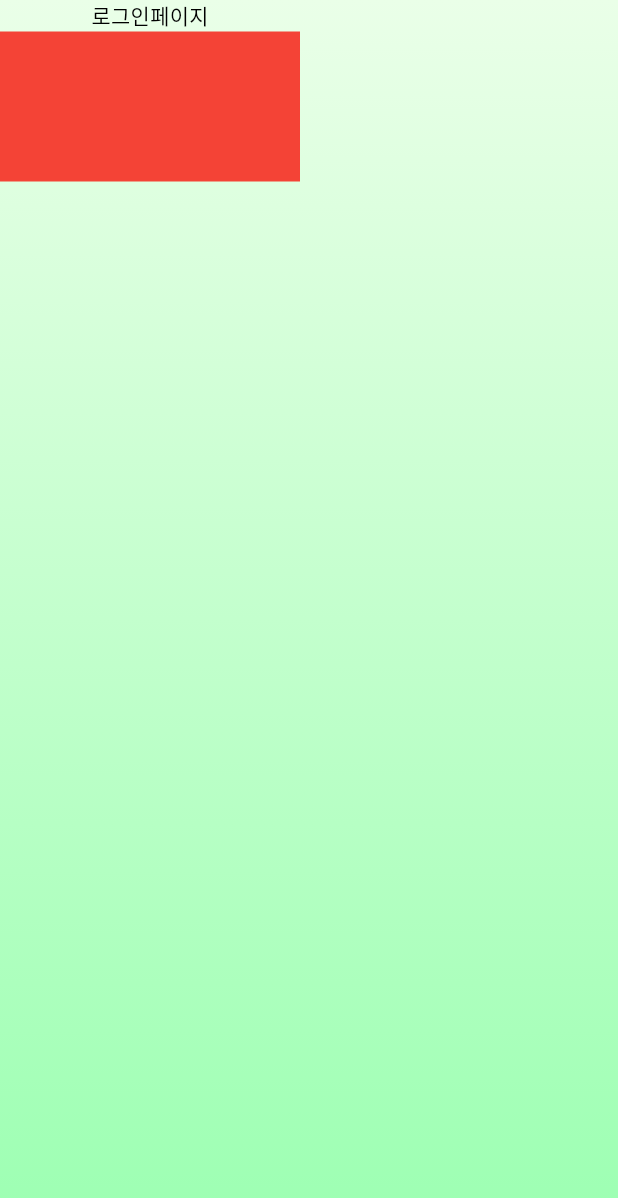
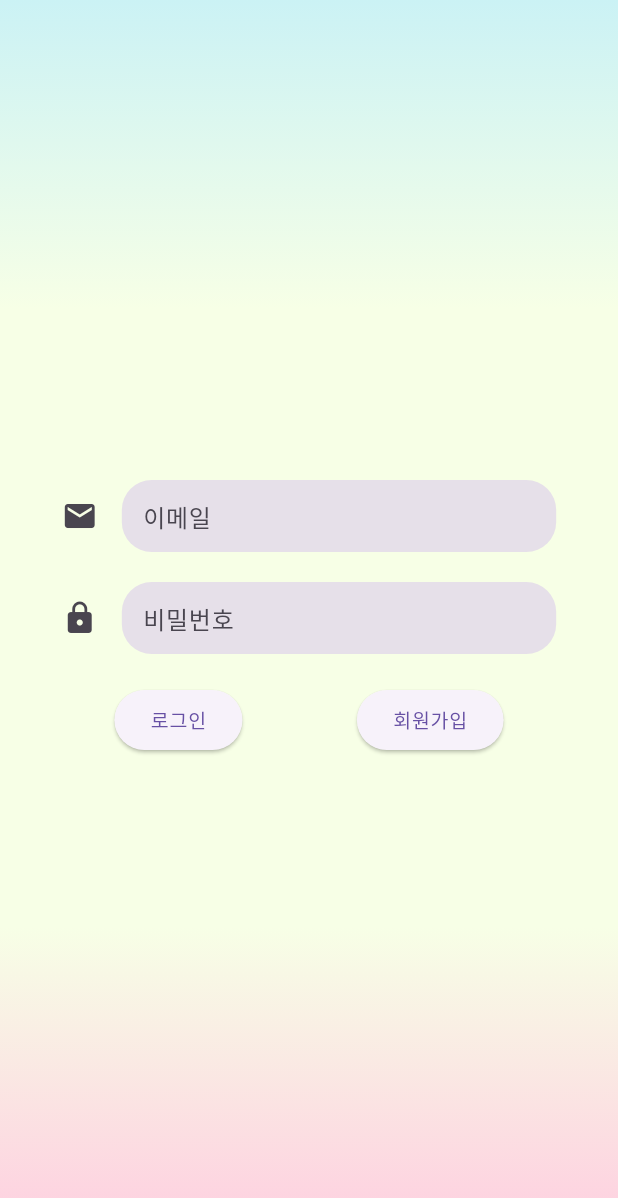
Before and after one commit to jgh05168/GingGing, a Flutter app: the screen it shows after launch, on a phone screen of 412 x 824 dp. Shown: the top 1198 px of the screen. Run offline on Flutter 3.47's test engine with Material 3 defaults, Android fonts, the phone set to English and light mode, and no system bars; our stand-ins replace fluttertoast, font_awesome_flutter, go_router; Roboto replaces fonts that are missing (YeonSung, yeonSung).

Commit message:
[FE] Feat : 로그인, 회원가입 페이지 UI 구성 및 배경색 변경 (#6)

```diff
--- /dev/null
+++ b/frontend/devtools_options.yaml
@@ -0,0 +1 @@
+extensions:
--- a/frontend/lib/core/theme/constant/app_icons.dart
+++ b/frontend/lib/core/theme/constant/app_icons.dart
@@ -1,5 +1,4 @@
 class AppIcons {
-
   static const String earth_1 = "assets/images/earth_1.png";
   static const String earth_2 = "assets/images/earth_2.png";
   static const String earth_3 = "assets/images/earth_3.png";
@@ -18,7 +17,8 @@ class AppIcons {
   static const String intro_forest = "assets/images/intro_forest.PNG";
   static const String intro_sentnece = "assets/images/intro_sentence.png";
   static const String intro_space = "assets/images/intro_space.PNG";
-  static const String intro_speak_bubble = "assets/images/intro_speak_bubble.png";
+  static const String intro_speak_bubble =
+      "assets/images/intro_speak_bubble.png";
   static const String intro_spacedevil = "assets/images/intro_spacedevil.png";
   static const String intro_trash_1 = "assets/images/intro_trash_1.png";
   static const String intro_trash_2 = "assets/images/intro_trash_2.png";
@@ -28,4 +28,5 @@ class AppIcons {
 
   static const String gging = "assets/images/gging.png";
   static const String intersect = "assets/images/intersect.png";
+  static const String flogging_logo = "assets/images/flogging_logo.png";
 }
--- a/frontend/lib/main.dart
+++ b/frontend/lib/main.dart
@@ -28,16 +28,19 @@ class _MyAppState extends State<MyApp> {
   @override
   Widget build(BuildContext context) {
     return MaterialApp(
-      home: MyHomePage(),
+      home: const MyHomePage(),
       builder: (context, child) {
         return Container(
-          decoration: BoxDecoration(
+          decoration: const BoxDecoration(
             gradient: LinearGradient(
               begin: Alignment.topCenter, // 그라데이션 시작 위치
               end: Alignment.bottomCenter, // 그라데이션 끝 위치
               colors: [
-                Color(0xFFEAFFE8), // HEX 색상 코드
-                Color(0xFF9CFFB2),
+                Color.fromRGBO(203, 242, 245, 1),
+                Color.fromRGBO(247, 255, 230, 1),
+                Color.fromRGBO(247, 255, 230, 1),
+                Color.fromRGBO(247, 255, 230, 1),
+                Color.fromRGBO(254, 206, 224, 1),
               ], // 그라데이션 색상 배열
             ),
           ), // 전체 배경색으로 파란색 설정
--- a/frontend/lib/router/router_path.dart
+++ b/frontend/lib/router/router_path.dart
@@ -1,7 +1,9 @@
-class RoutePath{
-
+class RoutePath {
   //  로그인 페이지
   static const String login = '/login';
+
+  //  회원가입 페이지
+  static const String singUp = '/signUp';
 
   //  인트로 페이지
   static const String intro = '/intro';
--- a/frontend/lib/router/routes.dart
+++ b/frontend/lib/router/routes.dart
@@ -4,6 +4,7 @@ import 'package:frontend/screens/history/history_screen.dart';
 import 'package:frontend/screens/intro/intro_screen.dart';
 import 'package:frontend/screens/main/main_screen.dart';
 import 'package:frontend/screens/member/login_screen.dart';
+import 'package:frontend/screens/member/signup_screen.dart';
 import 'package:frontend/screens/plogging/ready_plogging.dart';
 import 'package:frontend/screens/ranking/ranking_screen.dart';
 import 'package:go_router/go_router.dart';
@@ -11,39 +12,43 @@ import 'package:go_router/go_router.dart';
 final GoRouter globalRouter = GoRouter(
   routes: [
     GoRoute(
+        path: RoutePath.singUp,
+        name: 'singup',
+        builder: (context, state) => const SignUpScreen()),
+    GoRoute(
       path: RoutePath.login,
       name: 'login',
-      builder: (context, state) => LoginScreen(),
+      builder: (context, state) => const LoginScreen(),
     ),
     GoRoute(
       path: RoutePath.intro,
       name: 'intro',
-      builder: (context, state) => IntroScreen(),
+      builder: (context, state) => const IntroScreen(),
     ),
     GoRoute(
       path: RoutePath.main,
       name: 'main',
-      builder: (context, state) => MainScreen(),
+      builder: (context, state) => const MainScreen(),
     ),
     GoRoute(
       path: RoutePath.ranking,
       name: 'ranking',
-      builder: (context, state) => RankingScreen(),
+      builder: (context, state) => const RankingScreen(),
     ),
     GoRoute(
       path: RoutePath.history,
       name: 'history',
-      builder: (context, state) => HistoryScreen(),
+      builder: (context, state) => const HistoryScreen(),
     ),
     GoRoute(
       path: RoutePath.campaign,
       name: 'campaign',
-      builder: (context, state) => CampaignScreen(),
+      builder: (context, state) => const CampaignScreen(),
     ),
     GoRoute(
       path: RoutePath.ploggingReady,
       name: 'ploggingReady',
-      builder: (context, state) => ReadyPlogging(),
+      builder: (context, state) => const ReadyPlogging(),
     )
     // GoRoute(
     //   path: RoutePath.main,
--- a/frontend/lib/screens/member/login_screen.dart
+++ b/frontend/lib/screens/member/login_screen.dart
@@ -1,4 +1,7 @@
+import 'package:flutter/cupertino.dart';
 import 'package:flutter/material.dart';
+import 'package:flutter/widgets.dart';
+import 'package:frontend/core/theme/constant/app_icons.dart';
 import 'package:frontend/core/theme/custom/custom_font_style.dart';
 import 'package:go_router/go_router.dart';
 
@@ -10,32 +13,110 @@ class LoginScreen extends StatefulWidget {
 }
 
 class _LoginScreenState extends State<LoginScreen> {
+  final _formKey = GlobalKey<FormState>();
+  late String _email, _password;
+
   @override
   Widget build(BuildContext context) {
     return SafeArea(
       child: Scaffold(
         backgroundColor: Colors.transparent,
         body: Column(
+          mainAxisAlignment: MainAxisAlignment.center,
           children: [
-            Text(
-              '로그인페이지',
-              style: CustomFontStyle.getTextStyle(context, CustomFontStyle.yeonSung50),
+            Form(
+              key: _formKey,
+              child: Column(children: [
+                const EmailInput(),
+                const PasswordInput(),
+                Row(
+                  mainAxisAlignment: MainAxisAlignment.spaceEvenly,
+                  children: [
+                    ElevatedButton(
+                      onPressed: () {
+                        context.go('/intro');
+                      },
+                      style: const ButtonStyle(),
+                      child: const Text("로그인"),
+                    ),
+                    ElevatedButton(
+                      onPressed: () {
+                        context.push('/signUp');
+                      },
+                      child: const Text("회원가입"),
+                    )
+                  ],
+                ),
+              ]),
             ),
-            GestureDetector(
-              onTap: () {
-                context.go('/intro');
-              },
-              child: Container(
-                width: 200,
-                height: 100,
-                decoration: BoxDecoration(
-                  color: Colors.red,
-                ),
-              ),
-            )
           ],
         ),
       ),
     );
   }
 }
+
+class EmailInput extends StatelessWidget {
+  const EmailInput({
+    super.key,
+  });
+
+  @override
+  Widget build(BuildContext context) {
+    return Container(
+      width: MediaQuery.of(context).size.width * 0.8,
+      margin: const EdgeInsets.only(bottom: 20),
+      child: TextFormField(
+        keyboardType: TextInputType.emailAddress,
+        decoration: const InputDecoration(
+          icon: Icon(Icons.mail),
+          hintText: "Email",
+          labelText: "이메일",
+          contentPadding: EdgeInsets.symmetric(horizontal: 10),
+          filled: true,
+          focusedBorder: OutlineInputBorder(
+              borderSide: BorderSide.none,
+              borderRadius: BorderRadius.all(
+                Radius.circular(20),
+              )),
+          enabledBorder: OutlineInputBorder(
+            borderSide: BorderSide.none,
+            borderRadius: BorderRadius.all(Radius.circular(20)),
+          ),
+        ),
+      ),
+    );
+  }
+}
+
+class PasswordInput extends StatelessWidget {
+  const PasswordInput({
+    super.key,
+  });
+
+  @override
+  Widget build(BuildContext context) {
+    return Container(
+      width: MediaQuery.of(context).size.width * 0.8,
+      margin: const EdgeInsets.only(bottom: 20),
+      child: TextFormField(
+        obscureText: true,
+        decoration: const InputDecoration(
+            icon: Icon(Icons.lock),
+            hintText: "Password",
+            labelText: "비밀번호",
+            contentPadding: EdgeInsets.symmetric(horizontal: 10),
+            filled: true,
+            focusedBorder: OutlineInputBorder(
+                borderSide: BorderSide.none,
+                borderRadius: BorderRadius.all(
+                  Radius.circular(20),
+                )),
+            enabledBorder: OutlineInputBorder(
+              borderSide: BorderSide.none,
+              borderRadius: BorderRadius.all(Radius.circular(20)),
+            )),
+      ),
+    );
+  }
+}
--- a/frontend/pubspec.yaml
+++ b/frontend/pubspec.yaml
@@ -38,6 +38,7 @@ dependencies:
   go_router: ^13.2.4
   font_awesome_flutter: ^10.7.0
   provider: ^6.1.2
+  fluttertoast: ^8.2.5
 
 dev_dependencies:
   flutter_test:
```
Also changed, not shown: frontend/lib/screens/main/main_screen.dart (+7 -9 lines), frontend/lib/screens/member/signup_screen.dart (added, +116 -0 lines), frontend/assets/images/flogging_logo.png (added), frontend/pubspec.lock.
